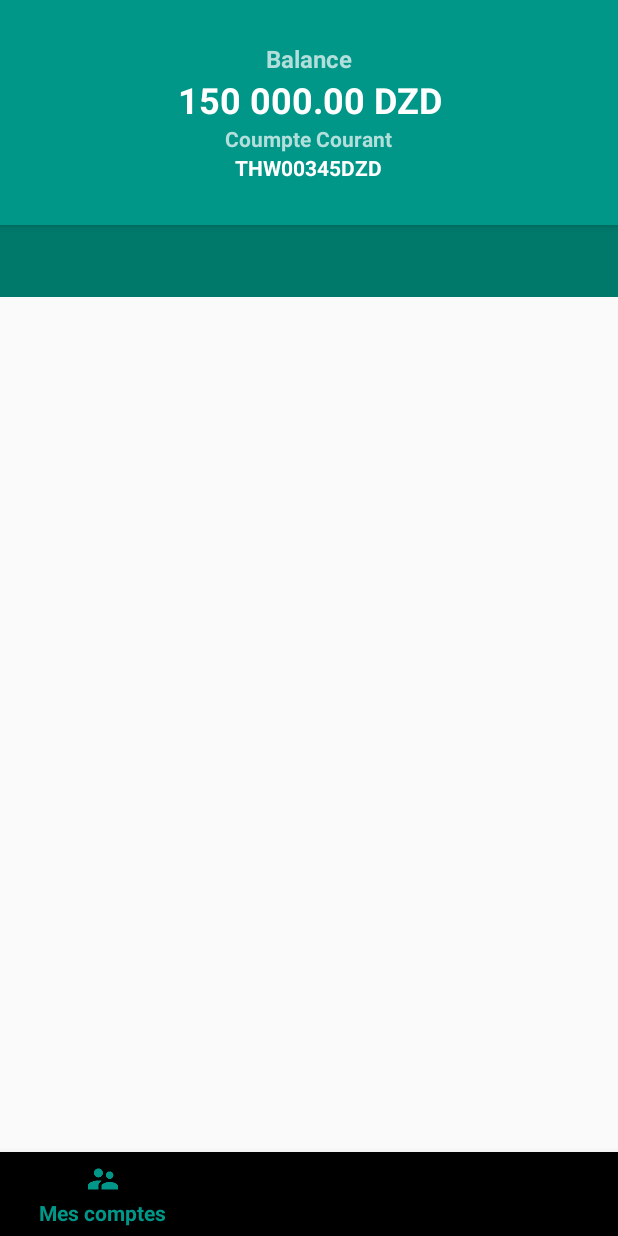
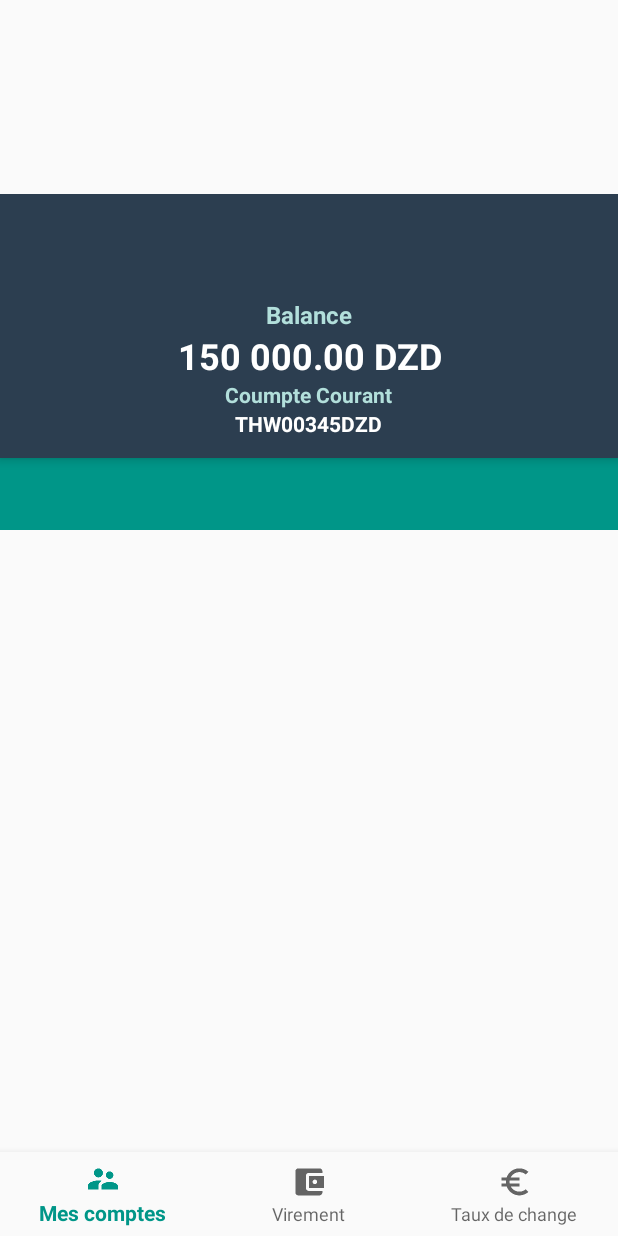
Before and after one commit to karimkod/THARWAbank_mobile, an Android app: the layout activity_client_acount.xml on its own in the app's theme, with its tools: preview values and no code run, on a phone screen of 412 x 824 dp. Run offline under Robolectric (Android 15) with nearby library versions, the phone set to English and light mode, and no system bars.

Commit message:
Buttom navigation - ajustement and home interface  Event magment

```diff
--- a/app/src/main/AndroidManifest.xml
+++ b/app/src/main/AndroidManifest.xml
@@ -31,7 +31,9 @@
         </activity>
         <activity android:name=".Controller.CodeIntroductionActivity"></activity>
 
-        <activity android:name=".View.HomeClientActivity"></activity>
+        <activity android:name=".Controller.ClientAcountActivity">
+
+        </activity>
 
         <activity android:name=".Controller.Acceuil"></activity>
 
--- a/app/src/main/java/com/tharwa/solid/tharwa/View/CostomPagerAdapter.kt
+++ b/app/src/main/java/com/tharwa/solid/tharwa/View/CostomPagerAdapter.kt
@@ -8,7 +8,6 @@ import android.support.v4.app.FragmentPagerAdapter
  * Created by mac on 09/03/2018.
  */
 class CostomPagerAdapter(fragManger: FragmentManager) : FragmentPagerAdapter(fragManger) {
-
 
 
     private val fragmentList = ArrayList <Fragment> ()
--- a/app/src/main/res/layout/activity_home_client.xml
+++ b/app/src/main/res/layout/activity_client_acount.xml
@@ -8,38 +8,55 @@
     android:layout_gravity="center_horizontal"
     tools:openDrawer="start">
 
+
     <android.support.constraint.ConstraintLayout
         android:layout_width="match_parent"
         android:layout_height="match_parent">
 
+
         <LinearLayout
+            android:id="@+id/linearLayout_home"
             android:layout_width="match_parent"
             android:layout_height="510dp"
             android:orientation="vertical"
-            android:id="@+id/linearLayout_home"
             app:layout_constraintEnd_toEndOf="parent"
             app:layout_constraintStart_toStartOf="parent"
-            app:layout_constraintTop_toTopOf="parent">
+            app:layout_constraintTop_toTopOf="parent"
+            app:layout_constraintBottom_toTopOf="@id/bottom_navigation">
+
+
             <!--  App Bare -->
             <android.support.design.widget.AppBarLayout
                 android:id="@+id/appBar"
                 android:layout_width="match_parent"
-                android:layout_height="150dp"
-                android:elevation="0dp"
+                android:theme="@style/AppTheme.AppBarOverlay"
+                android:background="#2c3e50"
+                android:layout_height="176dp"
                 android:gravity="center">
+
+                <android.support.v7.widget.Toolbar
+                    android:id="@+id/acount_toolbar"
+                    android:layout_width="match_parent"
+                    android:layout_height="?attr/actionBarSize"
+                    app:titleTextColor="@color/white"
+                    android:background="#00b2dfdb"
+                    app:title=" "
+                    app:popupTheme="@style/AppTheme.PopupOverlay"
+                    android:elevation="4dp"
+                    android:theme="@style/ThemeOverlay.AppCompat.ActionBar" />
 
                 <android.support.v7.widget.AppCompatTextView
                     android:id="@+id/balanceText"
                     android:layout_width="wrap_content"
                     android:layout_height="wrap_content"
-                    android:text="Balance"
+                    android:text="@string/balance_count"
                     android:textAlignment="center"
                     android:textColor="@color/colorPrimaryLight"
                     android:textSize="16sp"
                     android:textStyle="bold" />
 
                 <android.support.v7.widget.AppCompatTextView
-                    android:id="@+id/montantCount"
+                    android:id="@+id/balance_count_view"
                     android:layout_width="wrap_content"
                     android:layout_height="wrap_content"
                     android:text="150 000.00 DZD"
@@ -49,7 +66,7 @@
                     android:textStyle="bold" />
 
                 <android.support.v7.widget.AppCompatTextView
-                    android:id="@+id/countType"
+                    android:id="@+id/count_type_view"
                     android:layout_width="wrap_content"
                     android:layout_height="wrap_content"
                     android:text="Coumpte Courant"
@@ -59,7 +76,7 @@
                     android:textStyle="bold" />
 
                 <android.support.v7.widget.AppCompatTextView
-                    android:id="@+id/countID"
+                    android:id="@+id/id_count_view"
                     android:layout_width="wrap_content"
                     android:layout_height="wrap_content"
                     android:text="THW00345DZD"
@@ -75,7 +92,7 @@
                 android:id="@+id/homeTabBarre"
                 android:layout_width="match_parent"
                 android:layout_height="wrap_content"
-                android:background="@color/colorPrimaryDark"
+                android:background="@color/colorPrimary"
                 app:tabGravity="fill"
                 app:tabIndicatorColor="@color/colorAccent"
                 app:tabMode="fixed"
@@ -96,14 +113,14 @@
 
         <android.support.design.widget.BottomNavigationView
             android:id="@+id/bottom_navigation"
-            android:layout_width="match_parent"
+            android:layout_width="0dp"
             android:layout_height="wrap_content"
-            android:layout_alignParentBottom="true"
-            app:layout_constraintHeight_max="56dp"
-            android:layout_gravity="bottom"
+            android:layout_marginEnd="0dp"
+            android:layout_marginStart="0dp"
+            android:background="?android:attr/windowBackground"
             app:layout_constraintBottom_toBottomOf="parent"
-            app:layout_constraintEnd_toEndOf="parent"
-            app:layout_constraintStart_toStartOf="parent"
+            app:layout_constraintLeft_toLeftOf="parent"
+            app:layout_constraintRight_toRightOf="parent"
             app:menu="@menu/buttom_navigation_menu" />
 
     </android.support.constraint.ConstraintLayout>
--- a/app/src/main/res/layout/fragment_commission.xml
+++ b/app/src/main/res/layout/fragment_commission.xml
@@ -3,7 +3,7 @@
     android:orientation="vertical"
     android:layout_width="match_parent"
     android:layout_height="match_parent"
-    android:background="@color/colorAccent"
+    android:background="#ecf0f1"
     android:gravity="center">
 
 
--- a/app/src/main/res/layout/fragment_virements.xml
+++ b/app/src/main/res/layout/fragment_virements.xml
@@ -3,7 +3,7 @@
     android:layout_width="match_parent"
     android:layout_height="match_parent"
     android:gravity="center"
-    android:background="@color/colorPrimaryLight"
+    android:background="#ecf0f1"
     tools:context="com.tharwa.solid.tharwa.View.VirementsFragment">
 
 
--- a/app/src/main/res/menu/buttom_navigation_menu.xml
+++ b/app/src/main/res/menu/buttom_navigation_menu.xml
@@ -1,15 +1,19 @@
 <?xml version="1.0" encoding="utf-8"?>
-<menu xmlns:android="http://schemas.android.com/apk/res/android">
+<menu xmlns:android="http://schemas.android.com/apk/res/android"
+    xmlns:app="http://schemas.android.com/apk/res-auto" >
     <item
-        android:id="@+id/navigation_home"
+        android:id="@+id/buttom_navigation_comptes"
         android:icon="@mipmap/ic_supervisor_account_black"
-        android:title="Mes comptes" />
+        android:title="Mes comptes"
+        android:orderInCategory="100" app:showAsAction="always" />
     <item
-        android:id="@+id/navigation_dashboard"
+        android:id="@+id/buttom_navigation_virements"
         android:icon="@mipmap/ic_account_balance_wallet_black"
-        android:title="Virement" />
+        android:title="Virement"
+        android:orderInCategory="100" app:showAsAction="always" />
     <item
-        android:id="@+id/navigation_notifications"
+        android:id="@+id/buttom_navigation_taux_changes"
         android:icon="@mipmap/ic_euro_symbol_black"
-        android:title="Taux de change" />
+        android:title="Taux de change"
+        android:orderInCategory="100" app:showAsAction="always" />
 </menu>
--- a/app/src/main/res/values/strings.xml
+++ b/app/src/main/res/values/strings.xml
@@ -16,7 +16,7 @@
     <string name="auth_code_400">veuillez rentrer un code valide ou demander un autre</string>
     <string name="Verif_int">Vérfiez votre connexion internet et réessayer</string>
     <string name="new_code">Ce code est expérer essayer avec le nouveau code donner</string>
-
+    <string name="balance_count">Balance</string>
 
 
 </resources>
```
Also changed, not shown: app/src/main/java/com/tharwa/solid/tharwa/Controller/ClientAcountActivity.kt (added, +74 -0 lines), app/src/main/java/com/tharwa/solid/tharwa/Controller/CodeIntroductionActivity.kt (+6 -2 lines), app/src/main/java/com/tharwa/solid/tharwa/View/HomeClientActivity.kt (deleted, +0 -29 lines), app/src/main/res/layout/nav_header.xml (+7 -6 lines), app/src/main/res/menu/acount_action_bar_menu.xml (added, +14 -0 lines).
